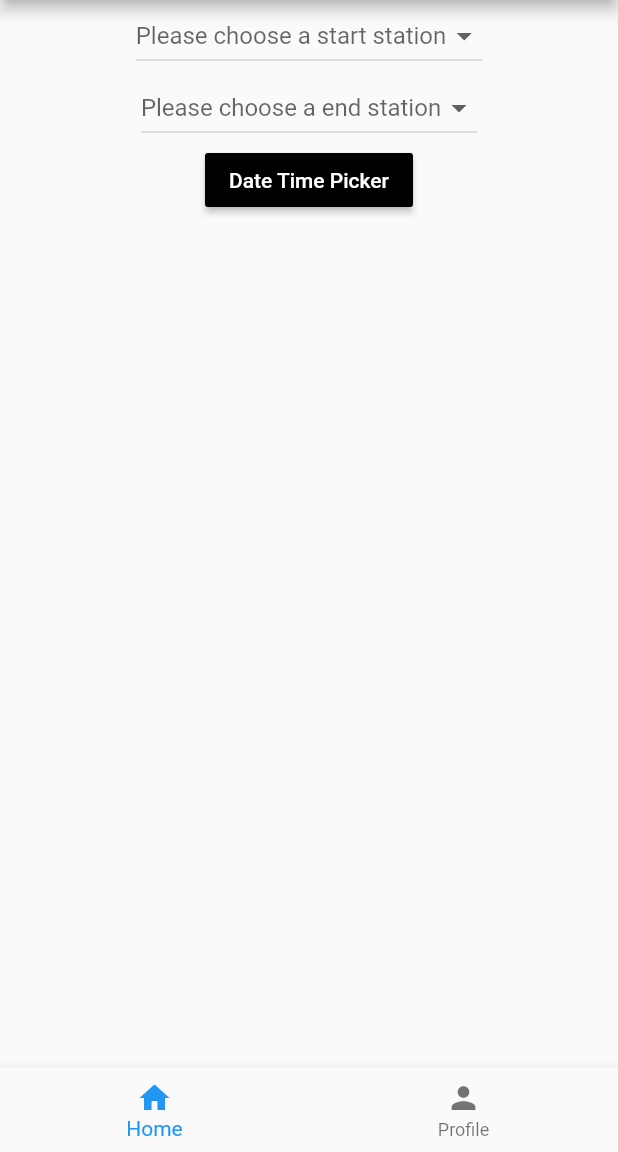
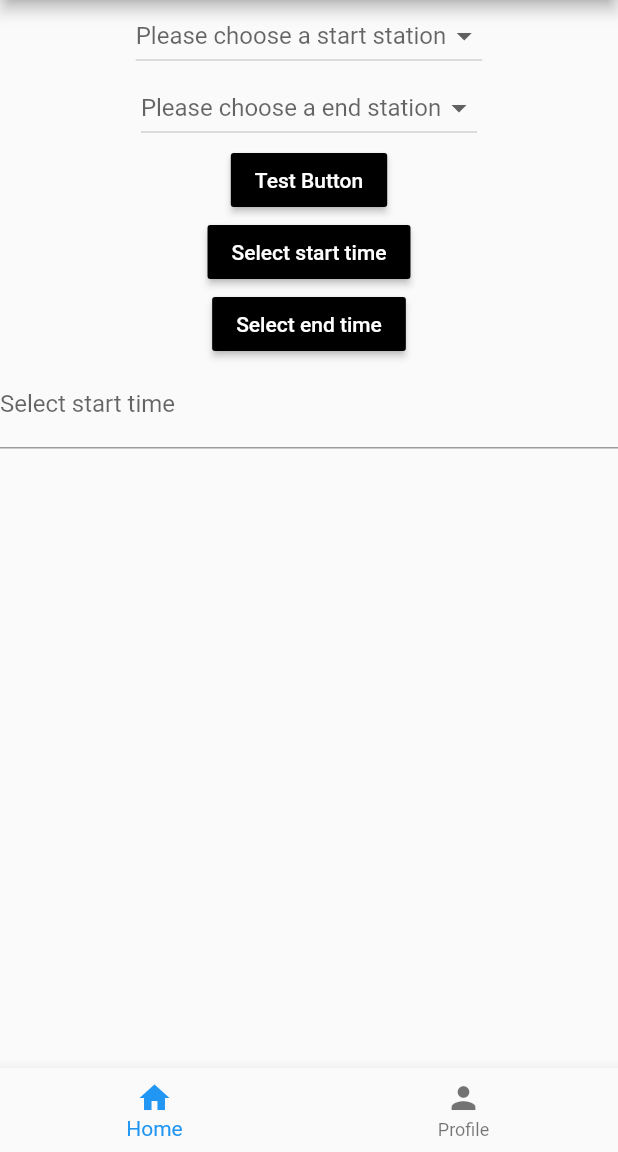
Before and after one commit to HBashanaE/seproject, a Flutter app: the Home screen opened directly, on a phone screen of 412 x 824 dp, the part 84-1236 px from its top. Run offline on Flutter 3.47's test engine with Material 2 defaults, Android fonts, the phone set to English and light mode, and no system bars; our stand-ins replace firebase_auth; accounts and stored records are empty.

```diff
--- a/lib/main.dart
+++ b/lib/main.dart
@@ -1,5 +1,7 @@
 import 'package:flutter/material.dart';
 // import 'package:flutter_datetime_picker/flutter_datetime_picker.dart';
+import './screens/homeScreen.dart';
+import './screens/loginScreen.dart';
 
 void main() => runApp(MyApp());
 
@@ -11,159 +13,7 @@ class MyApp extends StatelessWidget {
       theme: ThemeData(
         primarySwatch: Colors.blue,
       ),
-      home: Home(title: 'TrainTRACK'),
+      home: Login(),
     );
   }
 }
-
-class Home extends StatefulWidget {
-  Home({Key key, this.title}) : super(key: key);
-
-  final String title;
-
-  @override
-  _HomeState createState() => _HomeState();
-}
-
-class _HomeState extends State<Home> {
-  String startStation;
-  String endStation;
-  String startTime;
-  String endTime;
-  Future selectedTime;
-
-  @override
-  void initState() {
-    setState(() {
-      startTime = 'Not yet selected';
-      endTime = 'Not yet selected';
-    });
-    super.initState();
-  }
-
-  Future<TimeOfDay> _selectTime(BuildContext context) {
-    return showTimePicker(
-        initialTime: TimeOfDay(hour: TimeOfDay.now().hour, minute: TimeOfDay.now().minute),
-        context: context,
-      );
-  }
-
-  @override
-  Widget build(BuildContext context) {
-    return Scaffold(
-      appBar: AppBar(
-        title: Text(widget.title),
-      ),
-      drawer: Drawer(
-        child: new ListView(
-          children: <Widget>[
-            new UserAccountsDrawerHeader(
-              accountName: new Text("Hasitha Bashana Elikewela"),
-              accountEmail: new Text('hbashanae@gmail.com'),
-              currentAccountPicture: new GestureDetector(
-                  child: new CircleAvatar(
-                backgroundImage: new NetworkImage(
-                    'https://www.w3schools.com/w3images/avatar2.png'),
-              )),
-              decoration: new BoxDecoration(
-                image: new DecorationImage(
-                    image: NetworkImage(
-                        'https://static.toiimg.com/photo/63463579/.jpg'),
-                    fit: BoxFit.fill),
-              ),
-            ),
-            new ListTile(
-              title: new Text('Hasitha Bashana Elikewela'),
-            )
-          ],
-        ),
-      ),
-      body: Center(
-        child: Column(
-          mainAxisAlignment: MainAxisAlignment.start,
-          children: <Widget>[
-            DropdownButton(
-              hint: Text('Please choose a start station'),
-              value: startStation,
-              onChanged: (newValue) {
-                setState(() {
-                  startStation = newValue;
-                });
-              },
-              items: ['A', 'B', 'C', 'D'].map((value) {
-                return DropdownMenuItem(
-                  child: new Text(value),
-                  value: value,
-                );
-              }).toList(),
-            ),
-            DropdownButton(
-              hint: Text('Please choose a end station'),
-              value: endStation,
-              onChanged: (newValue) {
-                setState(() {
-                  endStation = newValue;
-                });
-              },
-              items: ['A', 'B', 'C', 'D'].map((value) {
-                return DropdownMenuItem(
-                  child: new Text(value),
-                  value: value,
-                );
-              }).toList(),
-            ),
-            // RaisedButton(
-            //     shape: RoundedRectangleBorder(
-            //         borderRadius: BorderRadius.circular(5.0)),
-            //     elevation: 4.0,
-            //     onPressed: () {
-            //       DatePicker.showTimePicker(context, showTitleActions: true,
-            //           onChanged: (time) {
-            //         print('change $time');
-            //       }, onConfirm: (time) {
-            //         setState(() {
-            //           startTime = '${time.hour}:${time.minute}';
-            //         });
-            //         print('confirm ${time.hour}:${time.minute}');
-            //       }, currentTime: DateTime.now(), locale: LocaleType.en);
-            //     },
-            //     child: Text(this.startTime.toString())),
-
-            // MaterialButton(
-            //   onPressed: () {
-            //     Future selectedTime = showTimePicker(
-            //       initialTime: TimeOfDay.now(),
-            //       context: context,
-            //     );
-            //     print(selectedTime.toString());
-            //   },
-            //   child: Text(
-            //     'Test Button',
-            //   ),
-            //   color: Colors.black,
-            //   textColor: Colors.white,
-            // ),
-            MaterialButton(
-              onPressed: () async {
-                final selectedTime = await _selectTime(context);
-                print(selectedTime);
-              },
-              child: Text(
-                'Date Time Picker',
-              ),
-              color: Colors.black,
-              textColor: Colors.white,
-            ),
-          ],
-        ),
-      ),
-      bottomNavigationBar: BottomNavigationBar(
-        items: const <BottomNavigationBarItem>[
-          BottomNavigationBarItem(icon: Icon(Icons.home), title: Text('Home')),
-          BottomNavigationBarItem(
-              icon: Icon(Icons.person), title: Text('Profile'))
-        ],
-      ),
-    );
-  }
-}
--- a/lib/screens/homeScreen.dart
+++ b/lib/screens/homeScreen.dart
@@ -0,0 +1,205 @@
+import 'package:flutter/material.dart';
+// import 'package:flutter_datetime_picker/flutter_datetime_picker.dart';
+
+void main() => runApp(MyApp());
+
+class MyApp extends StatelessWidget {
+  @override
+  Widget build(BuildContext context) {
+    return MaterialApp(
+      title: 'TrainTRACK',
+      theme: ThemeData(
+        primarySwatch: Colors.blue,
+      ),
+      home: Home(title: 'TrainTRACK'),
+    );
+  }
+}
+
+class Home extends StatefulWidget {
+  Home({Key key, this.title}) : super(key: key);
+
+  final String title;
+
+  @override
+  _HomeState createState() => _HomeState();
+}
+
+class _HomeState extends State<Home> {
+  String startStation;
+  String endStation;
+  String startTime;
+  String endTime;
+  Future selectedTime;
+  var startTimeController = TextEditingController();
+
+  @override
+  void initState() {
+    setState(() {
+      startTime = 'Not yet selected';
+      endTime = 'Not yet selected';
+    });
+    super.initState();
+  }
+
+  Future<TimeOfDay> _selectTime(BuildContext context) {
+    return showTimePicker(
+        initialTime: TimeOfDay(hour: TimeOfDay.now().hour, minute: TimeOfDay.now().minute),
+        context: context,
+      );
+  }
+
+  @override
+  Widget build(BuildContext context) {
+    return Scaffold(
+      appBar: AppBar(
+        title: Text(widget.title),
+      ),
+      drawer: Drawer(
+        child: new ListView(
+          children: <Widget>[
+            new UserAccountsDrawerHeader(
+              accountName: new Text("Hasitha Bashana Elikewela"),
+              accountEmail: new Text('hbashanae@gmail.com'),
+              currentAccountPicture: new GestureDetector(
+                  child: new CircleAvatar(
+                backgroundImage: new NetworkImage(
+                    'https://www.w3schools.com/w3images/avatar2.png'),
+              )),
+              decoration: new BoxDecoration(
+                image: new DecorationImage(
+                    image: NetworkImage(
+                        'https://static.toiimg.com/photo/63463579/.jpg'),
+                    fit: BoxFit.fill),
+              ),
+            ),
+            new ListTile(
+              title: new Text('Hasitha Bashana Elikewela'),
+            )
+          ],
+        ),
+      ),
+      body: Center(
+        child: Column(
+          mainAxisAlignment: MainAxisAlignment.start,
+          children: <Widget>[
+            DropdownButton(
+              hint: Text('Please choose a start station'),
+              value: startStation,
+              onChanged: (newValue) {
+                setState(() {
+                  startStation = newValue;
+                });
+              },
+              items: ['A', 'B', 'C', 'D'].map((value) {
+                return DropdownMenuItem(
+                  child: new Text(value),
+                  value: value,
+                );
+              }).toList(),
+            ),
+            DropdownButton(
+              hint: Text('Please choose a end station'),
+              value: endStation,
+              onChanged: (newValue) {
+                setState(() {
+                  endStation = newValue;
+                });
+              },
+              items: ['A', 'B', 'C', 'D'].map((value) {
+                return DropdownMenuItem(
+                  child: new Text(value),
+                  value: value,
+                );
+              }).toList(),
+            ),
+            // RaisedButton(
+            //     shape: RoundedRectangleBorder(
+            //         borderRadius: BorderRadius.circular(5.0)),
+            //     elevation: 4.0,
+            //     onPressed: () {
+            //       DatePicker.showTimePicker(context, showTitleActions: true,
+            //           onChanged: (time) {
+            //         print('change $time');
+            //       }, onConfirm: (time) {
+            //         setState(() {
+            //           startTime = '${time.hour}:${time.minute}';
+            //         });
+            //         print('confirm ${time.hour}:${time.minute}');
+            //       }, currentTime: DateTime.now(), locale: LocaleType.en);
+            //     },
+            //     child: Text(this.startTime.toString())),
+
+            MaterialButton(
+              onPressed: () {
+                print(this.startTime.toString());
+                print(this.endTime.toString());
+              },
+              child: Text(
+                'Test Button',
+              ),
+              color: Colors.black,
+              textColor: Colors.white,
+            ),
+            MaterialButton(
+              onPressed: () async {
+                final selectedTime = await _selectTime(context);
+                // print(selectedTime);
+                setState(() {
+                  if(selectedTime != null){
+                    this.startTime = selectedTime.toString();
+                  }
+                });
+              },
+              child: Text(
+                'Select start time',
+              ),
+              color: Colors.black,
+              textColor: Colors.white,
+            ),
+            MaterialButton(
+              onPressed: () async {
+                final selectedTime = await _selectTime(context);
+                // print(selectedTime);
+                setState(() {
+                 if(selectedTime != null){
+                    this.endTime = selectedTime.toString();
+                  }
+                });
+              },
+              child: Text(
+                'Select end time',
+              ),
+              color: Colors.black,
+              textColor: Colors.white,
+            ),
+            TextField(
+              controller: startTimeController,
+              decoration: InputDecoration(
+                labelText: 'Select start time'
+              ),
+              onTap: () async {
+                final selectedTime = await _selectTime(context);
+                // print(selectedTime);
+
+                setState(() {
+                 if(selectedTime != null){
+                    this.endTime = selectedTime.toString();
+                     startTimeController.text = selectedTime.hour.toString()+':'+selectedTime.minute.toString();
+                  }
+                });
+              },
+            )
+          ],
+        ),
+      ),
+      bottomNavigationBar: BottomNavigationBar(
+        items: const <BottomNavigationBarItem>[
+          BottomNavigationBarItem(icon: Icon(Icons.home), title: Text('Home')),
+          BottomNavigationBarItem(
+              icon: Icon(Icons.person), title: Text('Profile'))
+        ],
+      ),
+    );
+  }
+}
--- a/lib/screens/loadingScreen.dart
+++ b/lib/screens/loadingScreen.dart
@@ -0,0 +1 @@
+import 'package:flutter/material.dart';
--- a/lib/screens/searchResultScreen.dart
+++ b/lib/screens/searchResultScreen.dart
@@ -0,0 +1 @@
+import 'package:flutter/material.dart';
--- a/lib/screens/trainDetailsScreen.dart
+++ b/lib/screens/trainDetailsScreen.dart
@@ -0,0 +1 @@
+import 'package:flutter/material.dart';
--- a/pubspec.yaml
+++ b/pubspec.yaml
@@ -20,6 +20,7 @@ dependencies:
   flutter:
     sdk: flutter
   flutter_datetime_picker: ^1.2.8
+  firebase_auth: ^0.14.0+5
 
   # The following adds the Cupertino Icons font to your application.
   # Use with the CupertinoIcons class for iOS style icons.
```
Also changed, not shown: lib/screens/loginScreen.dart (added, +72 -0 lines), pubspec.lock, 3 other files.
